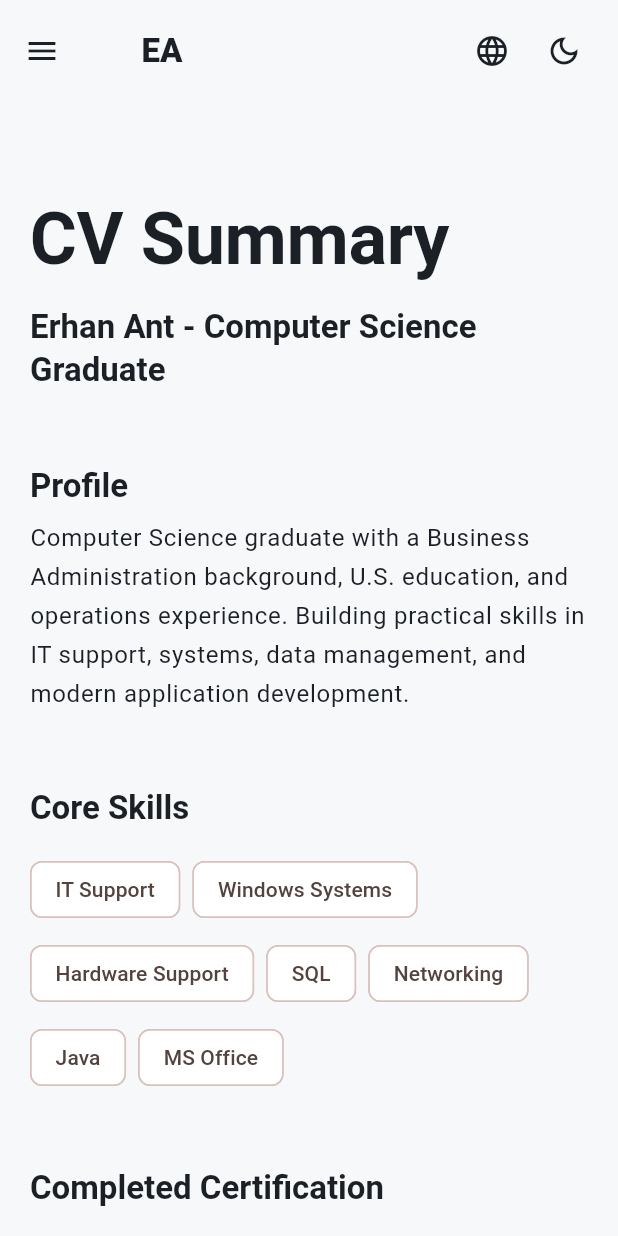
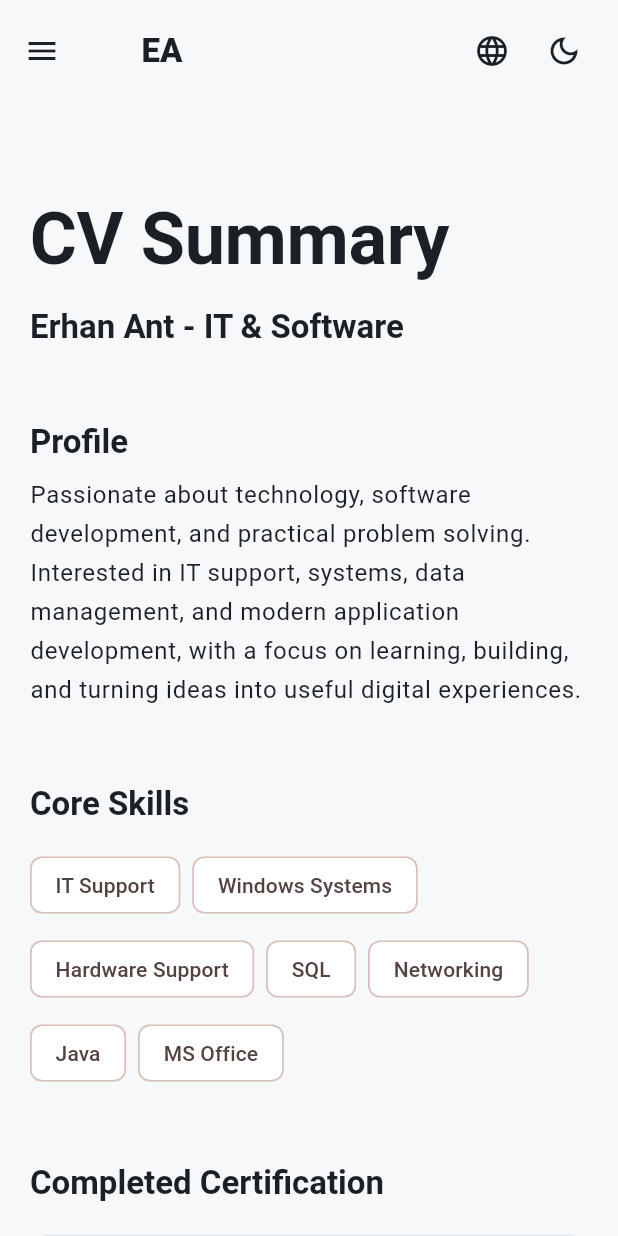
Before and after one commit to Erhant-ant/erhan_ant_portfolio, a Flutter app: the CvScreen screen opened by its route, on a phone screen of 412 x 824 dp. Run offline on Flutter 3.47's test engine with Material 3 defaults, Android fonts, the phone set to English and light mode, and no system bars; our stand-ins replace shared_preferences; missing offline and left inert: dart:js_interop; accounts and stored records are empty.

Commit message:
Update CV profile section

```diff
--- a/lib/presentation/screens/cv/cv_screen.dart
+++ b/lib/presentation/screens/cv/cv_screen.dart
@@ -34,8 +34,8 @@ class CvScreen extends StatelessWidget {
                   const SizedBox(height: AppConstants.spaceMd),
                   Text(
                     localized(
-                      'Erhan Ant - Computer Science Graduate',
-                      'Erhan Ant - Bilgisayar Bilimleri Mezunu',
+                      'Erhan Ant - IT & Software',
+                      'Erhan Ant - IT & Yazılım',
                     ),
                     style: theme.textTheme.displaySmall,
                   ),
@@ -47,8 +47,8 @@ class CvScreen extends StatelessWidget {
                   const SizedBox(height: AppConstants.spaceSm),
                   Text(
                     localized(
-                      'Computer Science graduate with a Business Administration background, U.S. education, and operations experience. Building practical skills in IT support, systems, data management, and modern application development.',
-                      'Isletme altyapisi, ABD egitimi ve operasyon deneyimi olan Bilgisayar Bilimleri mezunuyum. IT destek, sistemler, veri yonetimi ve modern uygulama gelistirme alanlarinda pratik beceriler gelistiriyorum.',
+                      'Passionate about technology, software development, and practical problem solving. Interested in IT support, systems, data management, and modern application development, with a focus on learning, building, and turning ideas into useful digital experiences.',
+                      'Teknoloji, yazılım geliştirme ve pratik problem çözmeye ilgi duyuyorum. IT destek, sistemler, veri yönetimi ve modern uygulama geliştirme alanlarına odaklanıyor; öğrenmeye, üretmeye ve fikirleri kullanışlı dijital deneyimlere dönüştürmeye önem veriyorum.',
                     ),
                     style: theme.textTheme.bodyLarge,
                   ),
```
